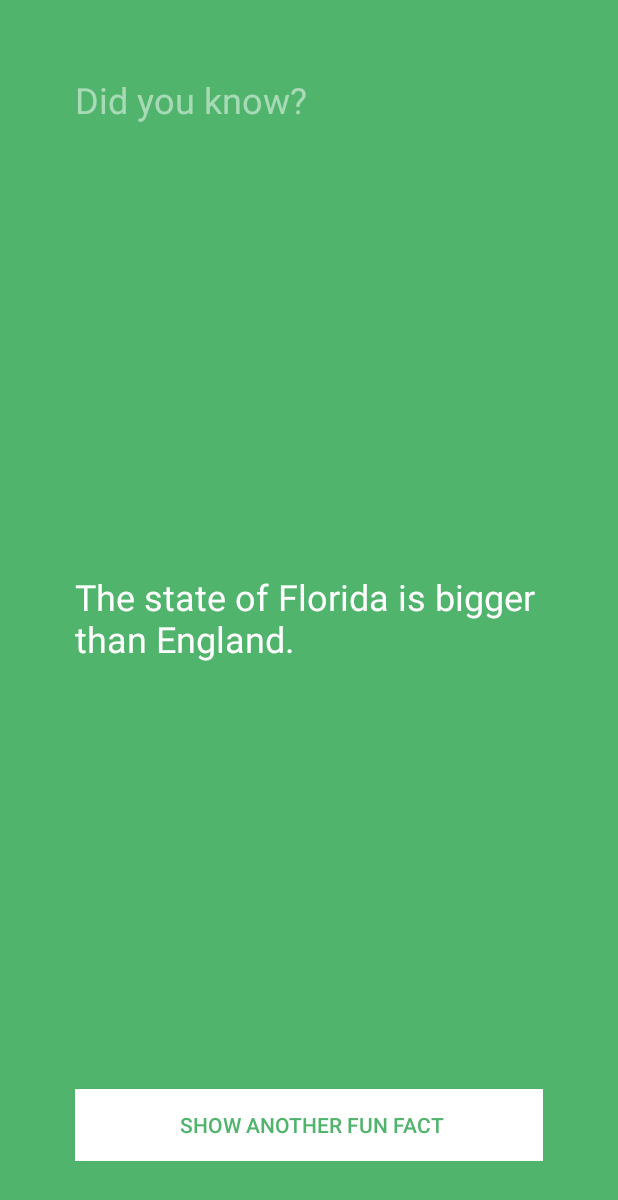
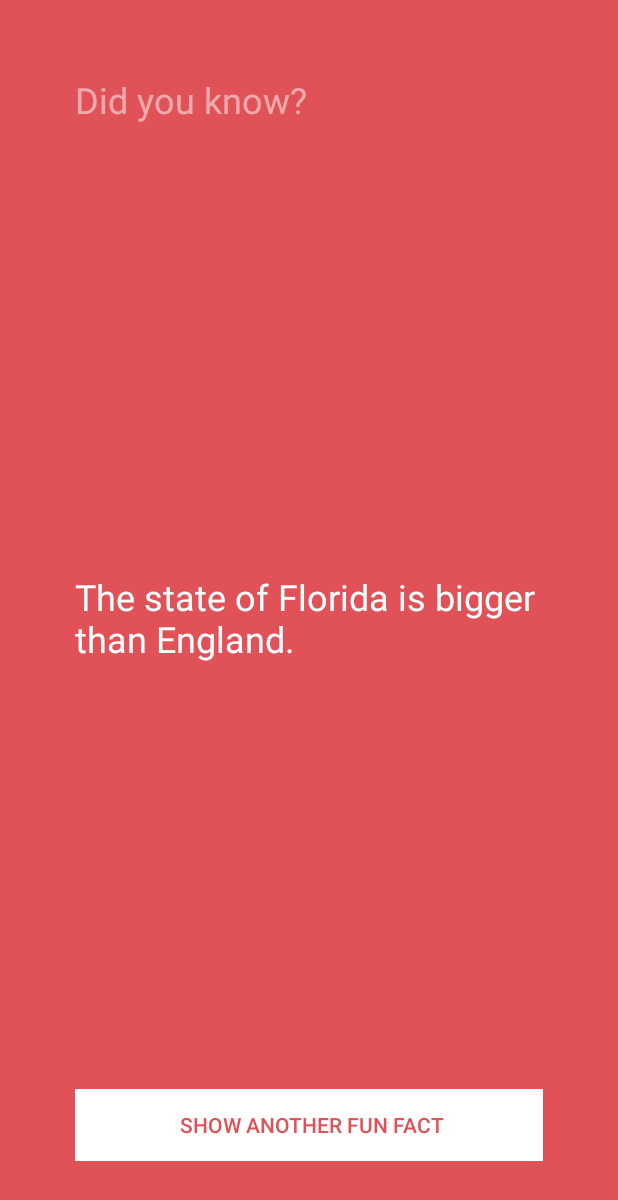
Before and after one commit to amsaif52/FunFacts, an Android app: the screen it shows after launch (FunFactsActivity), after a tap on "SHOW ANOTHER FUN FACT", on a phone screen of 412 x 824 dp. Shown: the top 1200 px of the screen. Run offline under Robolectric (Android 15) with nearby library versions, the phone set to English and light mode, and no system bars.

Commit message:
added functionality

```diff
--- /dev/null
+++ b/app/src/main/java/com/amsaif52/funfacts/ColorWheel.java
@@ -0,0 +1,33 @@
+package com.amsaif52.funfacts;
+
+import android.graphics.Color;
+
+import java.util.Random;
+
+/**
+ * Created by aliasgarmerchant on 1/22/17.
+ */
+
+public class ColorWheel {
+    private final String[] mColors = {
+            "#39add1", // light blue
+            "#3079ab", // dark blue
+            "#c25975", // mauve
+            "#e15258", // red
+            "#f9845b", // orange
+            "#838cc7", // lavender
+            "#7d669e", // purple
+            "#53bbb4", // aqua
+            "#51b46d", // green
+            "#e0ab18", // mustard
+            "#637a91", // dark gray
+            "#f092b0", // pink
+            "#b7c0c7"  // light gray
+    };
+    public int getColor(){
+        Random randomGenerator = new Random();
+        int randomNumber = randomGenerator.nextInt(mColors.length);
+        return Color.parseColor(mColors[randomNumber]);
+    }
+
+}
--- a/app/src/main/java/com/amsaif52/funfacts/FactBook.java
+++ b/app/src/main/java/com/amsaif52/funfacts/FactBook.java
@@ -7,7 +7,7 @@ import java.util.Random;
  */
 
 public class FactBook {
-    private String[] facts = {
+    private final String[] facts = {
             "Ants stretch when they wake up in the morning.",
             "Ostriches can run faster than horses.",
             "Olympic gold medals are actually made mostly of silver.",
--- a/app/src/main/java/com/amsaif52/funfacts/FunFactsActivity.java
+++ b/app/src/main/java/com/amsaif52/funfacts/FunFactsActivity.java
@@ -1,16 +1,20 @@
 package com.amsaif52.funfacts;
 
+import android.graphics.Color;
 import android.support.v7.app.AppCompatActivity;
 import android.os.Bundle;
 import android.view.View;
 import android.widget.Button;
+import android.widget.RelativeLayout;
 import android.widget.TextView;
 
 public class FunFactsActivity extends AppCompatActivity {
 
+    private FactBook mFactBook = new FactBook();
+    private ColorWheel mColorWheel = new ColorWheel();
     private TextView mFactTextView;
+    private RelativeLayout mRelativeLayout;
     private Button mShowFactButton;
-    private FactBook mFactBook = new FactBook();
 
     @Override
     protected void onCreate(Bundle savedInstanceState) {
@@ -19,13 +23,19 @@ public class FunFactsActivity extends AppCompatActivity {
 
         mFactTextView = (TextView) findViewById(R.id.factTextView);
         mShowFactButton = (Button) findViewById(R.id.showFactButton);
+        mRelativeLayout = (RelativeLayout) findViewById(R.id.activity_fun_facts);
 
         View.OnClickListener listener = new View.OnClickListener(){
             @Override
             public void onClick(View v) {
-//                String fact = "Ostriches can run faster than horses.";
                 String fact = mFactBook.getFactBook();
+                int color = mColorWheel.getColor();
+
+
                 mFactTextView.setText(fact);
+                mRelativeLayout.setBackgroundColor(color);
+                mShowFactButton.setTextColor(color);
+
             }
         };
 
```
